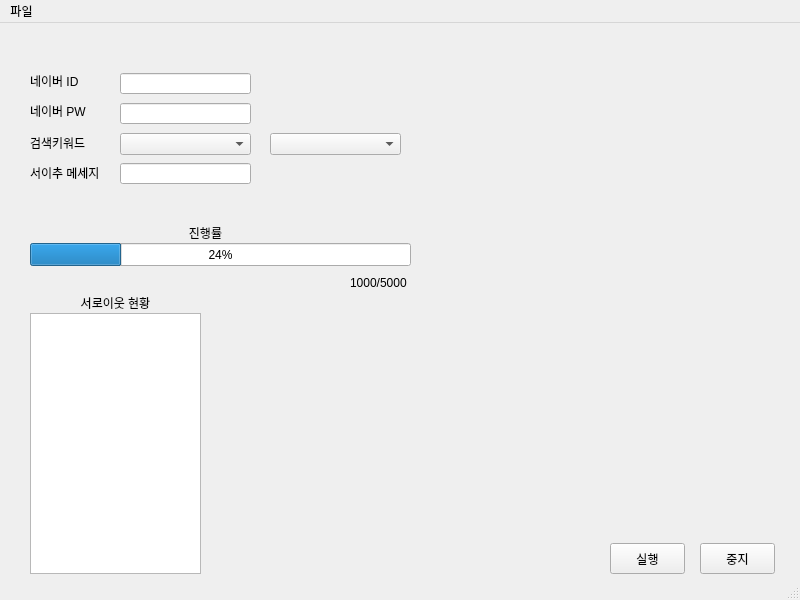
Before: the Qt Designer form TestUi.ui in jae-heo/blog-manager, drawn with Qt 5.
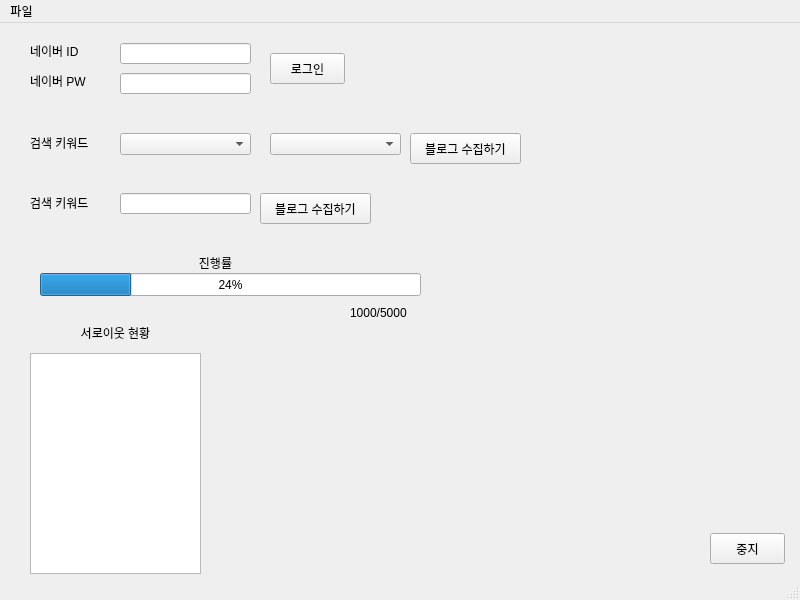
After: the same form once the commit is applied.

Commit message: Update: 기능 및 UI 매칭

The edit to the form file:
```diff
--- a/TestUi.ui
+++ b/TestUi.ui
@@ -29,21 +29,21 @@
    <widget class="QPushButton" name="run_button">
     <property name="geometry">
      <rect>
-      <x>610</x>
-      <y>520</y>
+      <x>270</x>
+      <y>30</y>
       <width>75</width>
       <height>31</height>
      </rect>
     </property>
     <property name="text">
-     <string>실행</string>
+     <string>로그인</string>
     </property>
    </widget>
    <widget class="QPushButton" name="stop_button">
     <property name="geometry">
      <rect>
-      <x>700</x>
-      <y>520</y>
+      <x>710</x>
+      <y>510</y>
       <width>75</width>
       <height>31</height>
      </rect>
@@ -56,7 +56,7 @@
     <property name="geometry">
      <rect>
       <x>30</x>
-      <y>50</y>
+      <y>20</y>
       <width>71</width>
       <height>16</height>
      </rect>
@@ -69,7 +69,7 @@
     <property name="geometry">
      <rect>
       <x>30</x>
-      <y>80</y>
+      <y>50</y>
       <width>71</width>
       <height>16</height>
      </rect>
@@ -82,33 +82,33 @@
     <property name="geometry">
      <rect>
       <x>30</x>
-      <y>110</y>
+      <y>170</y>
       <width>71</width>
       <height>20</height>
      </rect>
     </property>
     <property name="text">
-     <string>검색키워드</string>
+     <string>검색 키워드</string>
     </property>
    </widget>
    <widget class="QLabel" name="neighbor_request_message_labe">
     <property name="geometry">
      <rect>
       <x>30</x>
-      <y>140</y>
+      <y>110</y>
       <width>81</width>
       <height>20</height>
      </rect>
     </property>
     <property name="text">
-     <string>서이추 메세지</string>
+     <string>검색 키워드</string>
     </property>
    </widget>
    <widget class="QLineEdit" name="username_text">
     <property name="geometry">
      <rect>
       <x>120</x>
-      <y>50</y>
+      <y>20</y>
       <width>131</width>
       <height>21</height>
      </rect>
@@ -118,7 +118,7 @@
     <property name="geometry">
      <rect>
       <x>120</x>
-      <y>80</y>
+      <y>50</y>
       <width>131</width>
       <height>21</height>
      </rect>
@@ -128,7 +128,7 @@
     <property name="geometry">
      <rect>
       <x>120</x>
-      <y>140</y>
+      <y>170</y>
       <width>131</width>
       <height>21</height>
      </rect>
@@ -157,8 +157,8 @@
    <widget class="QProgressBar" name="neighbor_request_progress_bar">
     <property name="geometry">
      <rect>
-      <x>30</x>
-      <y>220</y>
+      <x>40</x>
+      <y>250</y>
       <width>381</width>
       <height>23</height>
      </rect>
@@ -171,7 +171,7 @@
     <property name="geometry">
      <rect>
       <x>350</x>
-      <y>250</y>
+      <y>280</y>
       <width>61</width>
       <height>20</height>
      </rect>
@@ -184,9 +184,9 @@
     <property name="geometry">
      <rect>
       <x>30</x>
-      <y>290</y>
+      <y>330</y>
       <width>171</width>
-      <height>261</height>
+      <height>221</height>
      </rect>
     </property>
     <property name="plainText">
@@ -197,7 +197,7 @@
     <property name="geometry">
      <rect>
       <x>30</x>
-      <y>270</y>
+      <y>300</y>
       <width>171</width>
       <height>20</height>
      </rect>
@@ -212,8 +212,8 @@
    <widget class="QLabel" name="neighbor_request_message_labe_5">
     <property name="geometry">
      <rect>
-      <x>30</x>
-      <y>200</y>
+      <x>40</x>
+      <y>230</y>
       <width>351</width>
       <height>20</height>
      </rect>
@@ -228,6 +228,32 @@
      <set>Qt::AlignCenter</set>
     </property>
    </widget>
+   <widget class="QPushButton" name="collect_by_category_button">
+    <property name="geometry">
+     <rect>
+      <x>410</x>
+      <y>110</y>
+      <width>111</width>
+      <height>31</height>
+     </rect>
+    </property>
+    <property name="text">
+     <string>블로그 수집하기</string>
+    </property>
+   </widget>
+   <widget class="QPushButton" name="collect_by_search_button">
+    <property name="geometry">
+     <rect>
+      <x>260</x>
+      <y>170</y>
+      <width>111</width>
+      <height>31</height>
+     </rect>
+    </property>
+    <property name="text">
+     <string>블로그 수집하기</string>
+    </property>
+   </widget>
   </widget>
   <widget class="QMenuBar" name="menubar">
    <property name="geometry">
```
Left out of the diff: 14 changed lines with no effect on the pictures. The commit also changes 1 other file.
